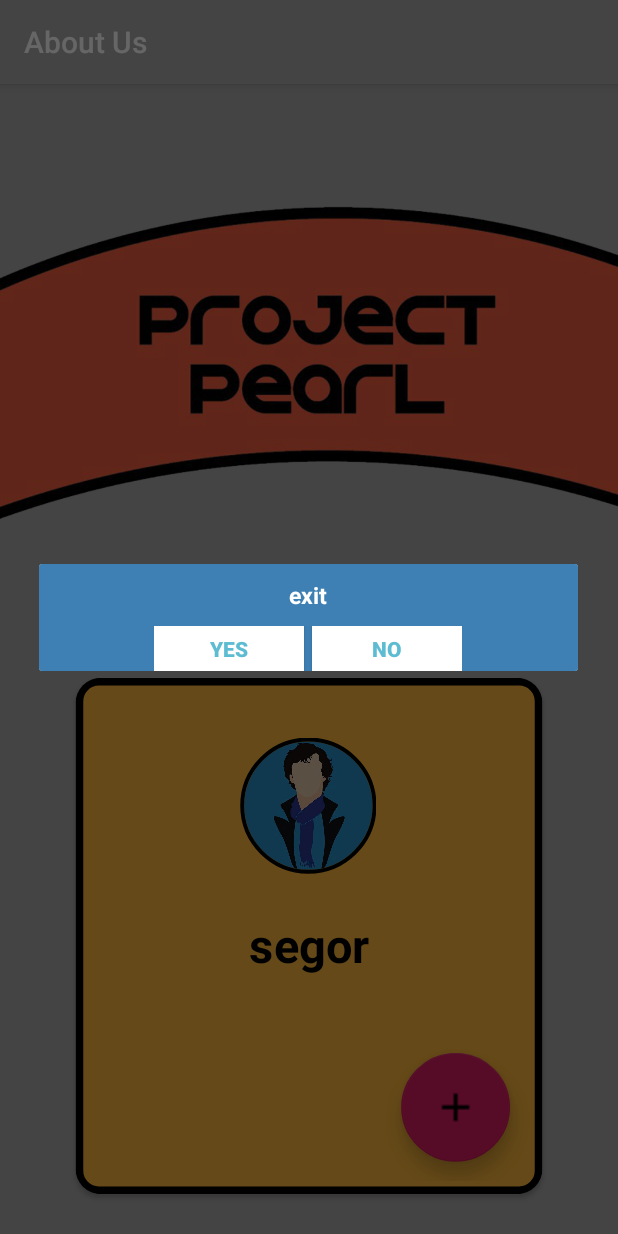
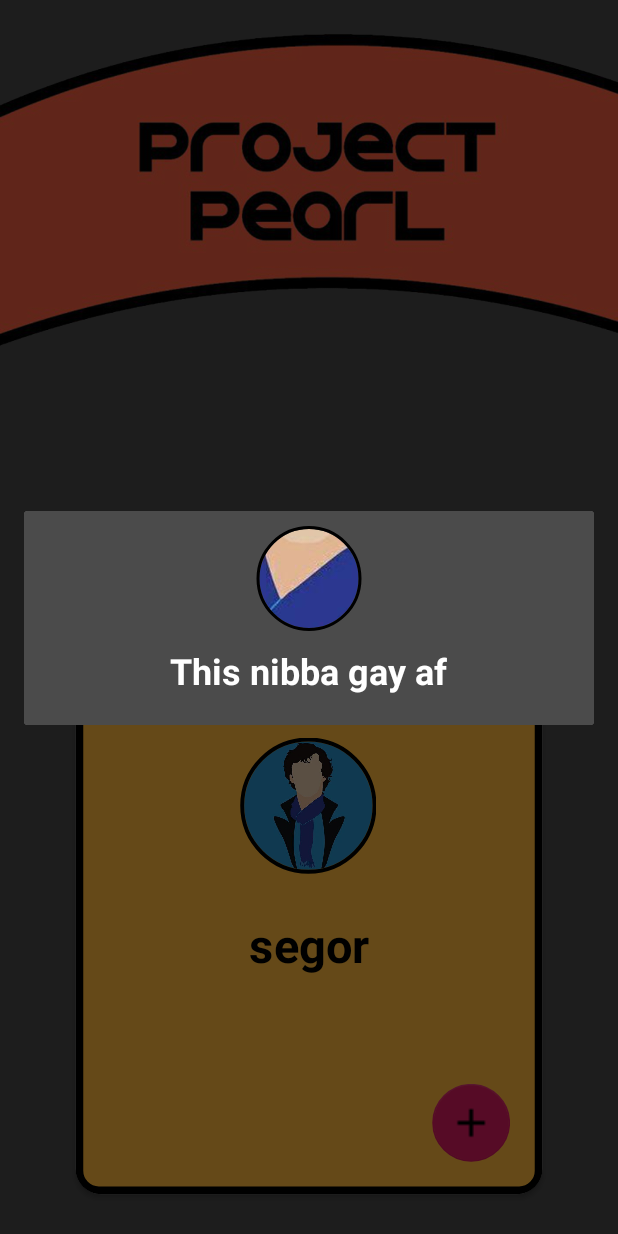
Before and after one commit to Ovenoboyo/pearl_aboutus, an Android app: the screen it shows after launch (MainActivity), after a tap on an icon or button, on a phone screen of 412 x 824 dp. Run offline under Robolectric (Android 15) with nearby library versions, the phone set to English and light mode, and no system bars; our stand-ins replace CircleImageView; libraries missing offline, so code that uses them is left out: com.plattysoft.leonids.

Commit message:
Add wallpaper background to activity also update dialog layout, decrease fab size
Signed-off-by: Ovenoboyo <36789504+Ovenoboyo@users.noreply.github.com>

```diff
--- a/app/build.gradle
+++ b/app/build.gradle
@@ -9,6 +9,9 @@ android {
         versionCode 1
         versionName "1.0"
         testInstrumentationRunner "android.support.test.runner.AndroidJUnitRunner"
+
+        renderscriptTargetApi 28
+        renderscriptSupportModeEnabled true
     }
     buildTypes {
         release {
--- a/app/src/main/AndroidManifest.xml
+++ b/app/src/main/AndroidManifest.xml
@@ -1,6 +1,8 @@
 <?xml version="1.0" encoding="utf-8"?>
 <manifest xmlns:android="http://schemas.android.com/apk/res/android"
     package="com.pearl.about">
+
+    <uses-permission android:name="android.permission.READ_EXTERNAL_STORAGE" />
 
     <application
         android:allowBackup="true"
--- a/app/src/main/java/com/pearl/about/MainActivity.java
+++ b/app/src/main/java/com/pearl/about/MainActivity.java
@@ -1,6 +1,9 @@
 package com.pearl.about;
 
+import android.app.WallpaperManager;
+import android.graphics.drawable.Drawable;
 import android.os.Bundle;
+import android.support.design.widget.CoordinatorLayout;
 import android.support.v4.view.ViewPager;
 import android.support.v7.app.AppCompatActivity;
 import android.view.View;
@@ -10,6 +13,7 @@ import com.plattysoft.leonids.ParticleSystem;
 
 import java.util.ArrayList;
 
+
 public class MainActivity extends AppCompatActivity implements View.OnLongClickListener{
 
 
@@ -17,10 +21,21 @@ public class MainActivity extends AppCompatActivity implements View.OnLongClickL
     private ViewPagerAdapter mViewPagerAdapter;
     private ArrayList<ViewPagerContainer> mContents;
 
+
     @Override
     protected void onCreate(Bundle savedInstanceState) {
         super.onCreate(savedInstanceState);
+
+        WallpaperManager wallpaperManager = WallpaperManager.getInstance(this);
+        Drawable wallpaperDrawable = wallpaperManager.getDrawable();
+
         setContentView(R.layout.main);
+
+        CoordinatorLayout container = findViewById(R.id.container);
+        container.setBackground(wallpaperDrawable);
+
+        View dimmer = findViewById(R.id.dimmer);
+        dimmer.getBackground().setAlpha(180);
 
         mViewPager = findViewById(R.id.viewPager);
         mContents = new ArrayList<>();
--- a/app/src/main/res/layout/dialog1.xml
+++ b/app/src/main/res/layout/dialog1.xml
@@ -1,49 +1,32 @@
 <?xml version="1.0" encoding="utf-8"?>
-<LinearLayout xmlns:android="http://schemas.android.com/apk/res/android"
-    android:layout_width="fill_parent"
-    android:layout_height="80dp"
-    android:background="#3E80B4"
-    android:orientation="vertical" >
+<RelativeLayout xmlns:android="http://schemas.android.com/apk/res/android"
+    android:layout_width="match_parent"
+    android:layout_height="wrap_content"
+    android:background="@android:color/background_dark">
+
+    <de.hdodenhof.circleimageview.CircleImageView xmlns:app="http://schemas.android.com/apk/res-auto"
+        android:id="@+id/icon"
+        android:layout_width="match_parent"
+        android:layout_height="70dp"
+        android:layout_alignParentStart="true"
+        android:layout_centerHorizontal="true"
+        android:layout_marginTop="10dp"
+        android:src="@drawable/dev1"
+        app:civ_border_color="#FF000000"
+        app:civ_border_width="2dp" />
+
 
     <TextView
         android:id="@+id/txt_dia"
         android:layout_width="wrap_content"
         android:layout_height="wrap_content"
-        android:layout_gravity="center"
-        android:layout_margin="10dp"
-        android:text="exit"
+        android:layout_below="@id/icon"
+        android:layout_centerHorizontal="true"
+        android:layout_marginTop="10dp"
+        android:layout_marginBottom="20dp"
+        android:text="This nibba gay af"
         android:textColor="@android:color/white"
-        android:textSize="15dp"
-        android:textStyle="bold"/>
+        android:textSize="24dp"
+        android:textStyle="bold" />
 
-
-    <LinearLayout
-        android:layout_width="wrap_content"
-        android:layout_height="wrap_content"
-        android:layout_gravity="center"
-        android:background="#3E80B4"
-        android:orientation="horizontal" >
-
-        <Button
-            android:id="@+id/btn_yes"
-            android:layout_width="100dp"
-            android:layout_height="30dp"
-            android:background="@android:color/white"
-            android:clickable="true"
-            android:text="Yes"
-            android:textColor="#5DBCD2"
-            android:textStyle="bold" />
-
-        <Button
-            android:id="@+id/btn_no"
-            android:layout_width="100dp"
-            android:layout_height="30dp"
-            android:layout_marginLeft="5dp"
-            android:background="@android:color/white"
-            android:clickable="true"
-            android:text="No"
-            android:textColor="#5DBCD2"
-            android:textStyle="bold" />
-    </LinearLayout>
-
-</LinearLayout>
+</RelativeLayout>
--- a/app/src/main/res/layout/main.xml
+++ b/app/src/main/res/layout/main.xml
@@ -5,6 +5,12 @@
     android:layout_height="match_parent"
     android:background="@android:color/darker_gray"
     android:fitsSystemWindows="true">
+
+    <View
+        android:id="@+id/dimmer"
+        android:layout_width="wrap_content"
+        android:layout_height="wrap_content"
+        android:background="@android:color/black" />
 
     <View android:id="@+id/center"
         android:layout_gravity="center"
@@ -17,8 +23,8 @@
         android:id="@+id/topimg"
         android:layout_width="wrap_content"
         android:layout_height="300dp"
+        android:layout_marginTop="10dp"
         android:layout_gravity="top|center"
-        android:layout_marginTop="@dimen/activity_vertical_margin"
         android:clickable="true"
         android:src="@drawable/pearl" />
 
--- a/app/src/main/res/layout/pager_contents.xml
+++ b/app/src/main/res/layout/pager_contents.xml
@@ -1,7 +1,6 @@
 <?xml version="1.0" encoding="utf-8"?>
 <android.support.v7.widget.CardView xmlns:android="http://schemas.android.com/apk/res/android"
     xmlns:app="http://schemas.android.com/apk/res-auto"
-    xmlns:tools="http://schemas.android.com/tools"
     android:id="@+id/cardView"
     app:cardUseCompatPadding="true"
     android:layout_width="match_parent"
@@ -22,6 +21,9 @@
             android:layout_marginEnd="10dp"
             android:layout_marginBottom="10dp"
             android:clickable="true"
+            android:elevation="0dp"
+            app:elevation="0dp"
+            app:fabSize="mini"
             app:srcCompat="@drawable/plus" />
 
 
--- a/app/src/main/res/values/colors.xml
+++ b/app/src/main/res/values/colors.xml
@@ -1,5 +1,6 @@
 <?xml version="1.0" encoding="utf-8"?>
 <resources>
+    <color name="background">#80a9a9a9</color>
     <color name="colorPrimary">#008577</color>
     <color name="colorPrimaryDark">#00574B</color>
     <color name="colorAccent">#D81B60</color>
--- a/app/src/main/res/values/styles.xml
+++ b/app/src/main/res/values/styles.xml
@@ -1,10 +1,10 @@
 <resources>
 
     <!-- Base application theme. -->
-    <style name="AppTheme" parent="Theme.AppCompat.Light.DarkActionBar">
+    <style name="AppTheme" parent="Theme.AppCompat.Light.NoActionBar">
         <!-- Customize your theme here. -->
-        <item name="colorPrimary">@android:color/darker_gray</item>
-        <item name="colorPrimaryDark">@android:color/darker_gray</item>
+        <item name="colorPrimary">@android:color/transparent</item>
+        <item name="colorPrimaryDark">@android:color/black</item>
         <item name="colorAccent">@color/colorAccent</item>
     </style>
 
--- a/build.gradle
+++ b/build.gradle
@@ -7,7 +7,7 @@ buildscript {
         jcenter()
     }
     dependencies {
-        classpath 'com.android.tools.build:gradle:3.2.1'
+        classpath 'com.android.tools.build:gradle:3.3.0'
 
 
         // NOTE: Do not place your application dependencies here; they belong
@@ -19,6 +19,10 @@ allprojects {
     repositories {
         google()
         jcenter()
+        maven {
+            url "https://jitpack.io"
+
+        }
     }
 }
 
```
Also changed, not shown: app/src/main/res/drawable/pearl.png, gradle/wrapper/gradle-wrapper.properties.
